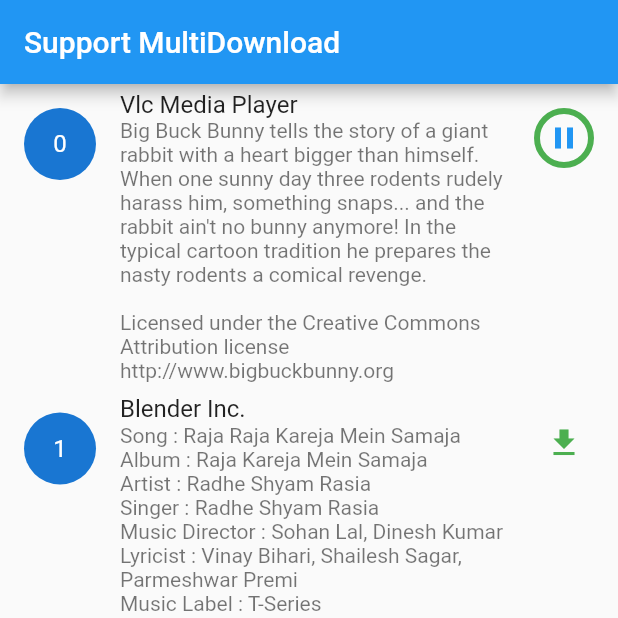
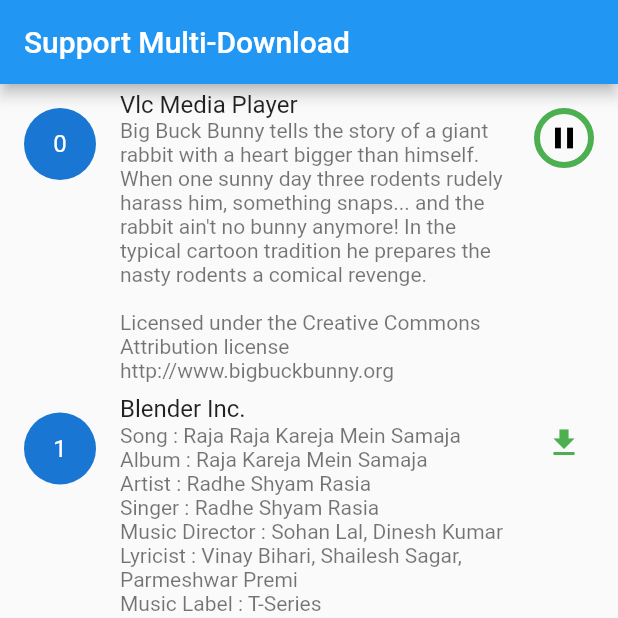
Before and after one commit to sunil-singh-chaudhary/multiple_background_download_sample, a Flutter app: the screen it shows after launch, after a tap on the "download" icon, on a phone screen of 412 x 824 dp, the top half of it. Run offline on Flutter 3.47's test engine with Material 2 defaults, Android fonts, the light colour scheme and no system bars; our stand-ins replace permission_handler, shared_preferences; missing offline and left inert: background_downloader.

Commit message:
refactoring code now

```diff
--- a/lib/multiDownload_final/button_state_notifier.dart
+++ b/lib/multiDownload_final/button_state_notifier.dart
@@ -1,12 +1,7 @@
 import 'package:flutter/material.dart';
 
 // Define the ButtonState enum
-enum ButtonState {
-  download,
-  pause,
-  resume,
-  completed,
-}
+enum ButtonState { download, pause, resume, completed, canceled }
 
 class ButtonStateNotifier extends ValueNotifier<List<ButtonState>> {
   ButtonStateNotifier(List<ButtonState> value) : super(value);
--- /dev/null
+++ b/lib/multiDownload_final/downloadManager.dart
@@ -0,0 +1,46 @@
+import 'package:background_downloader/background_downloader.dart';
+import 'package:flutter/material.dart';
+
+class DownloadManager {
+  final Function(TaskStatusUpdate update) onTaskStatusUpdates;
+  final Function(TaskProgressUpdate update) onTaskProgressUpdates;
+
+  DownloadManager({
+    required this.onTaskStatusUpdates,
+    required this.onTaskProgressUpdates,
+  });
+
+  void myNotificationTapCallback(Task task, NotificationType notificationType) {
+    debugPrint('notification $notificationType for taskId ${task.taskId}');
+    // Handle notification tap here if needed
+  }
+
+  void initDownloader() {
+    FileDownloader()
+        .registerCallbacks(
+            taskNotificationTapCallback: myNotificationTapCallback)
+        .configureNotificationForGroup(FileDownloader.defaultGroup,
+            tapOpensFile: true,
+            running: const TaskNotification(
+                'Download {filename}', 'File: {filename} - {progress}'),
+            complete: const TaskNotification(
+                'Download {filename}', 'Download complete'),
+            error: const TaskNotification(
+                'Download {filename}', 'Download failed'),
+            paused: const TaskNotification(
+                'Download {filename}', 'Paused with metadata {metadata}'),
+            progressBar: true)
+        .configureNotification(
+            complete: const TaskNotification(
+                'Download {filename}', 'Download complete'),
+            tapOpensFile: true);
+
+    FileDownloader().updates.listen((update) {
+      if (update is TaskStatusUpdate) {
+        onTaskStatusUpdates(update);
+      } else if (update is TaskProgressUpdate) {
+        onTaskProgressUpdates(update);
+      }
+    });
+  }
+}
--- a/lib/multiDownload_final/download_Utils.dart
+++ b/lib/multiDownload_final/download_Utils.dart
@@ -53,7 +53,6 @@
   }
 
   static Future<double> getProgressValue(
-    double pGress,
     MyDownloadTask listModel,
     ValueNotifier<ButtonState> buttonState,
     SharedPreferencesHelper? sharedPreferencesHelper,
@@ -72,8 +71,8 @@
           0.0;
     } else {
       // Return the progress from the current task when it's not paused, resumed, or complete
-      debugPrint('buttonstate progress  $pGress');
-      return pGress;
+      debugPrint('buttonstate progress  ${listModel.listProgress}');
+      return listModel.listProgress;
     }
   }
 }
--- a/lib/multiDownload_final/listmodel.dart
+++ b/lib/multiDownload_final/listmodel.dart
@@ -13,6 +13,7 @@
       downloadTaskList.add(
         MyDownloadTask(
           // buttonstate: ButtonState.download,
+          isCanceled: false,
           downloadInProgress: false,
           downloadComplete: false,
           listProgress: 0.0,
--- a/lib/multiDownload_final/multidownload_list.dart
+++ b/lib/multiDownload_final/multidownload_list.dart
@@ -12,6 +12,7 @@
 import 'Utils.dart';
 import 'VideoUtils.dart';
 import 'button_state_notifier.dart';
+import 'downloadManager.dart';
 import 'myloadtask.dart';
 import 'permission_handler.dart';
 import 'sharedpref_helper.dart';
@@ -33,7 +34,9 @@
   List<ValueNotifier<ButtonState>> buttonStateNotifiers = [];
   ValueNotifier<int> progressIndexNotifier = ValueNotifier<int>(0);
   bool _isInitialized = false;
-  MyDownloadTask? listModelTaskList;
+  late MyDownloadTask listModelTaskList;
+  late DownloadManager downloadManager;
+
   @override
   void didChangeDependencies() {
     super.didChangeDependencies();
@@ -49,7 +52,7 @@
   void initState() {
     super.initState();
 
-    initDonwloader(); //init downloader
+    initDonwloadeManager(); //init downloader
 
     Utils.loadjsonfromAssets().then(
       //load json from assets
@@ -71,13 +74,12 @@
   Widget build(BuildContext context) {
     return Scaffold(
       appBar: AppBar(
-        title: const Text('Support MultiDownload'),
+        title: const Text('Support Multi-Download'),
       ),
       body: ListView.builder(
         itemCount: model.length,
         itemBuilder: (context, index) {
           listModelTaskList = donloadModel!.downloadTaskList[index];
-
           return ListTile(
             leading: CircleAvatar(
               radius: 24,
@@ -93,11 +95,11 @@
               child: Stack(
                 alignment: Alignment.center,
                 children: [
-                  listModelTaskList!.downloadInProgress //need progressindex
+                  listModelTaskList.downloadInProgress //need progressindex
                       ? CircularProgressIndicatorWidget(
+                          isCanceled: listModelTaskList.isCanceled,
                           future: DonwloadUtils.getProgressValue(
-                              listModelTaskList!.listProgress,
-                              listModelTaskList!,
+                              listModelTaskList,
                               buttonStateNotifiers[index],
                               sharedPreferencesHelper),
                         )
@@ -110,11 +112,11 @@
                                   .value = ButtonState.completed;
                               setState(() {
                                 progressIndexNotifier.value = index;
-                                listModelTaskList!.downloadInProgress = false;
+                                listModelTaskList.downloadInProgress = false;
                               });
                             } else {
                               // Pass the index of the tapped item
-                              onItemTap(index);
+                              onDonwloadStart(index);
                             }
                           },
                           child: Icon(
@@ -122,7 +124,7 @@
                                 buttonStateNotifiers[index].value, () {
                               setState(() {});
                             }),
-                            color: listModelTaskList!.downloadComplete
+                            color: listModelTaskList.downloadComplete
                                 ? Colors.black
                                 : Colors.green,
                           ),
@@ -142,19 +144,27 @@
                                   buttonStateNotifiers[
                                           progressIndexNotifier.value]
                                       .value = ButtonState.resume;
-                                  //error here on pause and resume on multiple list dodwnload
                                   progressIndexNotifier.value = index;
                                   VideoUtils.pauseDownload(pauseResumetaskID);
                                 } else if (buttonStateNotifiers[index].value ==
                                     ButtonState.resume) {
-                                  // debugPrint('RESUME ELSE-- $ListbuttonStates');
                                   buttonStateNotifiers[index].value =
                                       ButtonState.pause;
-                                  //error here on pause and resume on multiple list dodwnload
 
                                   progressIndexNotifier.value = index;
 
                                   VideoUtils.resumeDownload(pauseResumetaskID);
+                                } else if (buttonStateNotifiers[index].value ==
+                                    ButtonState.download) {
+                                  debugPrint('start donwonlaod');
+                                  onDonwloadStart(index);
+                                } else if (buttonStateNotifiers[index].value ==
+                                    ButtonState.canceled) {
+                                  setState(() {
+                                    listModelTaskList.downloadInProgress =
+                                        false; //reset progressbar
+                                    listModelTaskList.isCanceled = true;
+                                  });
                                 }
                               },
                               child: Icon(
@@ -163,7 +173,7 @@
                                   setState(() {});
                                 }),
                                 //state as per in list
-                                color: Colors.blue,
+                                color: Colors.black,
                               ),
                             ),
                           ),
@@ -180,6 +190,8 @@
 
   void myNotificationTapCallback(Task task, NotificationType notificationType) {
     debugPrint('notification $notificationType for taskId ${task.taskId}');
+    //it is not called of when click on notification error not
+    //solved by developer of library in futture it will work i think
   }
 
   void initDonwloader() {
@@ -230,10 +242,10 @@
           modellist!.downloadInProgress = false;
           modellist!.downloadComplete = true;
           buttonStateNotifiers[progressIndexNotifier.value].value =
-              ButtonState.completed;
+              ButtonState.completed; //change button state when completed task
         }
         if (update.progress > 0) {
-          //this is important because it return - value on pause
+          //this is important because it return (- negative value)  on pause
           taskProgress.value = update.progress;
           debugPrint('adding is ${update.progress}');
           taskIDprogress.value = modellist!.downloadTask!.taskId;
@@ -242,7 +254,7 @@
     });
   }
 
-  void onItemTap(int index) async {
+  void onDonwloadStart(int index) async {
     progressIndexNotifier.value = index;
 
     String url = model[progressIndexNotifier.value].videoUrl;
@@ -252,18 +264,17 @@
       debugPrint('storage Permission denied');
       return;
     }
-
     // Get the corresponding MyDownloadTask
     MyDownloadTask? listModel;
-
     // Start the download
     setState(() {
       listModel = donloadModel!
           .downloadTaskList[progressIndexNotifier.value]; //update for circular
       listModel!.downloadInProgress = true;
       listModel!.downloadComplete = false;
+      listModel!.isCanceled = false;
     });
-
+// start donwloading
     DonwloadUtils.processButtonPress(
       url: url,
       filename: randomefilename,
@@ -294,7 +305,23 @@
       );
       buttonStateNotifiers[taskIndex].value = ButtonState.resume;
     } else if (status == TaskStatus.canceled) {
-      buttonStateNotifiers[taskIndex].value = ButtonState.download;
+      debugPrint('caneceld');
+      setState(() {
+        listModelTaskList.downloadInProgress = false; //reset progressbar
+        donloadModel!.downloadTaskList[taskIndex].isCanceled = true;
+      });
+      buttonStateNotifiers[taskIndex].value =
+          ButtonState.download; //dont need setstate using notifier
     }
   }
+
+  void initDonwloadeManager() {
+    downloadManager = DownloadManager(
+      onTaskStatusUpdates: (update) {},
+      onTaskProgressUpdates: (update) {},
+    );
+
+    // Call the initDownloader method to start listening for updates
+    downloadManager.initDownloader();
+  }
 }
--- a/lib/multiDownload_final/myloadtask.dart
+++ b/lib/multiDownload_final/myloadtask.dart
@@ -3,10 +3,12 @@
 class MyDownloadTask {
   bool downloadInProgress;
   bool downloadComplete; //not needed
+  bool isCanceled; //not needed
   double listProgress;
   DownloadTask? downloadTask;
 
   MyDownloadTask({
+    required this.isCanceled,
     required this.downloadInProgress,
     required this.downloadComplete,
     required this.listProgress,
--- a/lib/multiDownload_final/progress_indicator_widget.dart
+++ b/lib/multiDownload_final/progress_indicator_widget.dart
@@ -2,8 +2,10 @@
 
 class CircularProgressIndicatorWidget extends StatelessWidget {
   final Future<double> future;
+  final bool isCanceled;
 
-  const CircularProgressIndicatorWidget({super.key, required this.future});
+  const CircularProgressIndicatorWidget(
+      {super.key, required this.future, required this.isCanceled});
 
   @override
   Widget build(BuildContext context) {
@@ -14,7 +16,7 @@
           // While the future is still in progress, show the CircularProgressIndicator
           return const CircularProgressIndicator(
             value: null, // Since it's still loading, we set value to null
-            backgroundColor: Colors.green,
+            backgroundColor: Colors.yellow,
             strokeWidth: 4,
             valueColor: AlwaysStoppedAnimation<Color>(Colors.red),
           );
@@ -27,7 +29,10 @@
             strokeWidth: 4,
             valueColor: AlwaysStoppedAnimation<Color>(Colors.orange),
           );
-        } else if (snapshot.connectionState == ConnectionState.done) {
+        } else if (snapshot.connectionState == ConnectionState.done &&
+            !isCanceled) {
+          //is not cancelled dont go in this bloc
+          debugPrint('done circular');
           // Use the completed value of the future in CircularProgressIndicator
           double progressValue = snapshot.data ?? 0.0;
           debugPrint('snapshot success ${snapshot.data}');
@@ -39,16 +44,7 @@
             valueColor: const AlwaysStoppedAnimation<Color>(Colors.red),
           );
         } else {
-          // Use the completed value of the future in CircularProgressIndicator
-          double progressValue = snapshot.data ?? 0.0;
-          debugPrint('snapshot else ${snapshot.data}');
-
-          return CircularProgressIndicator(
-            value: progressValue,
-            backgroundColor: Colors.green,
-            strokeWidth: 4,
-            valueColor: const AlwaysStoppedAnimation<Color>(Colors.red),
-          );
+          return Container();
         }
       },
     );
```
